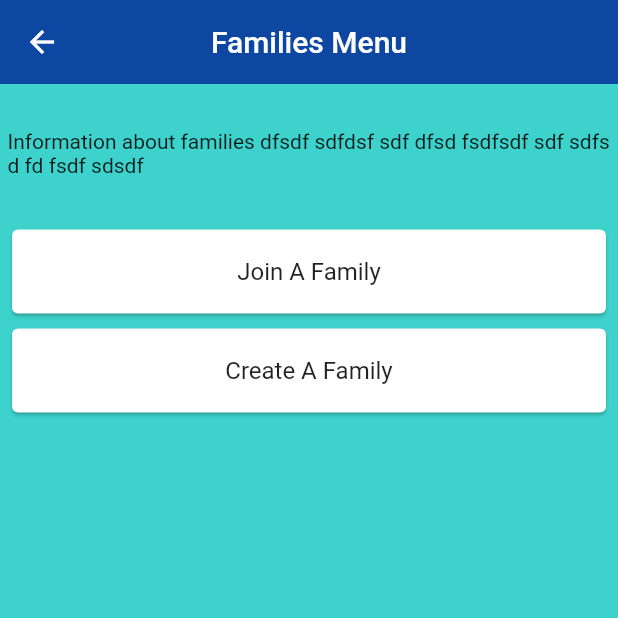
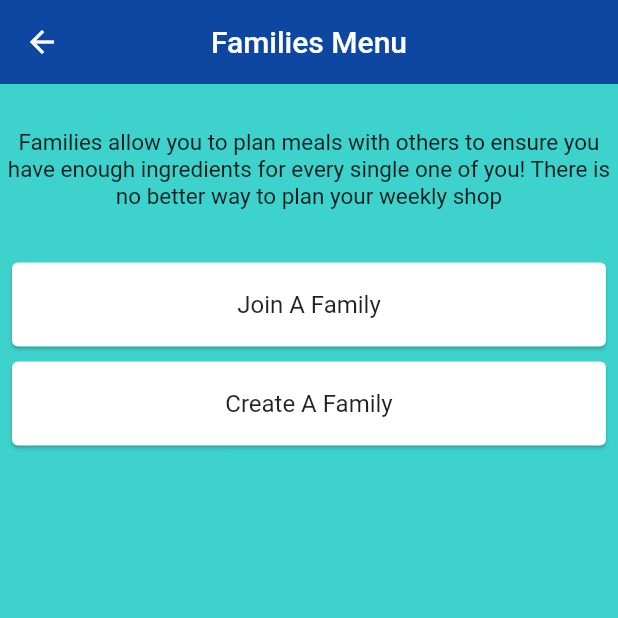
Before and after one commit to SamKingDev/HighfieldHack2021, a Flutter app: the aboutFamily screen opened by its route, on a phone screen of 412 x 824 dp, the top half of it. Run offline on Flutter 3.47's test engine with Material 2 defaults, Android fonts, the phone set to English and light mode, and no system bars; our stand-ins replace cloud_firestore, firebase_auth, firebase_core, flutter_signin_button, google_sign_in; accounts and stored records are empty.

Commit message:
fixing layouts

```diff
--- a/App/lib/screens/Family/abooutFamily.dart
+++ b/App/lib/screens/Family/abooutFamily.dart
@@ -46,8 +46,12 @@ class _aboutFamilyState extends State<aboutFamily> {
         children: [
           Padding(
             padding: const EdgeInsets.fromLTRB(5.0, 30.0, 5.0, 30.0),
-            child: Text('Information about families dfsdf sdfdsf sdf dfsd fsdfsdf sdf sdfs d fd fsdf sdsdf',
+            child: Text('Families allow you to plan meals with others to ensure you have enough ingredients for every single one of you! There is no better way to plan your weekly shop',
               softWrap: true,
+              style: TextStyle(
+                fontSize: 15.0,
+              ),
+              textAlign: TextAlign.center,
             ),
           ),
           Expanded(
```
